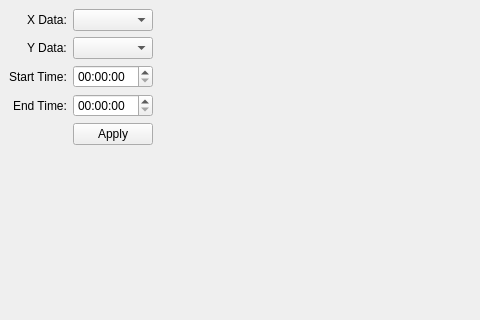
First picture: the form in MainWindow.ui, repository jack-whittle/PyEasyPlot, before the edit; both pictures show x 0 to 480 and y 0 to 320 of the 716 by 631 pixel window.
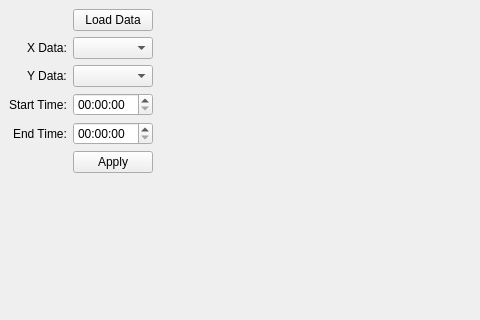
Second picture: the form after the edit.

Commit message: Included GUI designed using QT designer, manually updated to include Matplotlib

Diff of the .ui file:
```diff
--- a/MainWindow.ui
+++ b/MainWindow.ui
@@ -23,53 +23,60 @@
       <property name="labelAlignment">
        <set>Qt::AlignRight|Qt::AlignTrailing|Qt::AlignVCenter</set>
       </property>
-      <item row="0" column="0">
+      <item row="1" column="0">
        <widget class="QLabel" name="label">
         <property name="text">
          <string>X Data:</string>
         </property>
        </widget>
       </item>
-      <item row="0" column="1">
+      <item row="1" column="1">
        <widget class="QComboBox" name="comboBox"/>
       </item>
-      <item row="1" column="0">
+      <item row="2" column="0">
        <widget class="QLabel" name="label_2">
         <property name="text">
          <string>Y Data:</string>
         </property>
        </widget>
       </item>
-      <item row="1" column="1">
+      <item row="2" column="1">
        <widget class="QComboBox" name="comboBox_2"/>
       </item>
-      <item row="2" column="0">
+      <item row="3" column="0">
        <widget class="QLabel" name="label_3">
         <property name="text">
          <string>Start Time:</string>
         </property>
        </widget>
       </item>
-      <item row="2" column="1">
+      <item row="3" column="1">
        <widget class="QTimeEdit" name="timeEdit"/>
       </item>
-      <item row="3" column="0">
+      <item row="4" column="0">
        <widget class="QLabel" name="label_4">
         <property name="text">
          <string>End Time:</string>
         </property>
        </widget>
       </item>
-      <item row="3" column="1">
-       <widget class="QTimeEdit" name="timeEdit_2"/>
-      </item>
       <item row="4" column="1">
+       <widget class="QTimeEdit" name="timeEdit_2"/>
+      </item>
+      <item row="5" column="1">
        <widget class="QPushButton" name="pushButton">
         <property name="text">
          <string>Apply</string>
         </property>
        </widget>
       </item>
+      <item row="0" column="1">
+       <widget class="QPushButton" name="pushButton_2">
+        <property name="text">
+         <string>Load Data</string>
+        </property>
+       </widget>
+      </item>
      </layout>
     </item>
     <item>
```
The commit also changes 3 other files.
